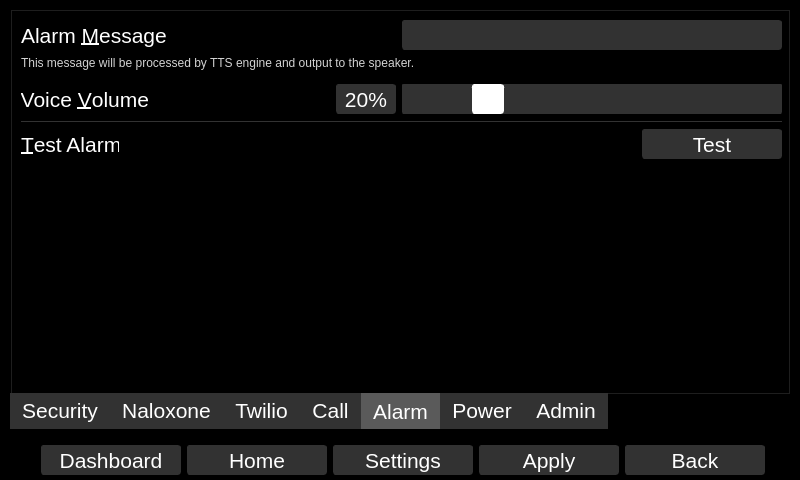
Above: qt_design/main_window.ui from zyl120/Naloxone_Safety_Kit before the change. Below: the same form after it.
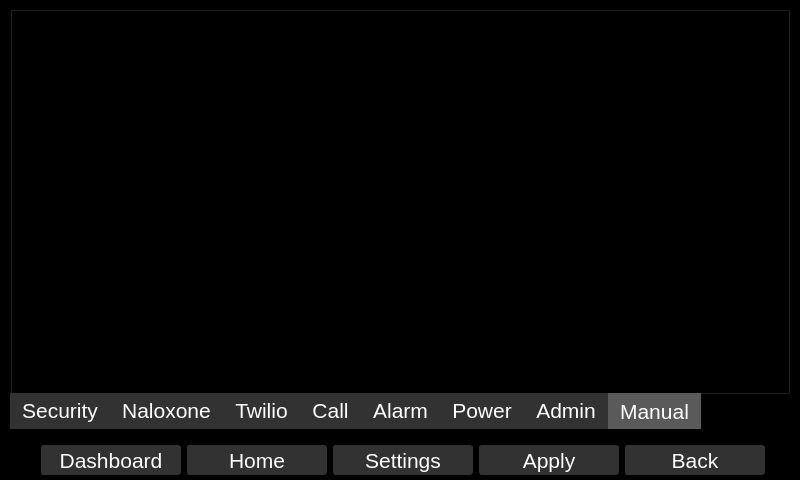
That is the form after the change.

Commit message: update layout for the manual

What changed in the file:
```diff
--- a/qt_design/main_window.ui
+++ b/qt_design/main_window.ui
@@ -1739,7 +1739,7 @@
           <enum>QTabWidget::Rounded</enum>
          </property>
          <property name="currentIndex">
-          <number>4</number>
+          <number>7</number>
          </property>
          <property name="iconSize">
           <size>
@@ -2913,7 +2913,7 @@
             <rect>
              <x>9</x>
              <y>9</y>
-             <width>761</width>
+             <width>751</width>
              <height>381</height>
             </rect>
            </property>
@@ -4621,6 +4621,49 @@
            </widget>
           </widget>
          </widget>
+         <widget class="QWidget" name="manual">
+          <attribute name="title">
+           <string>Manual</string>
+          </attribute>
+          <widget class="QTextEdit" name="manual_textedit">
+           <property name="geometry">
+            <rect>
+             <x>-1</x>
+             <y>-1</y>
+             <width>771</width>
+             <height>391</height>
+            </rect>
+           </property>
+           <property name="autoFillBackground">
+            <bool>false</bool>
+           </property>
+           <property name="styleSheet">
+            <string notr="true">QScrollBar {
+        background: rgb(50,50,50);
+        border-radius: 3px;
+        border-color:rgb(50,50,50);
+        width:15
+    }
+QScrollBar::handle:vertical
+    {
+        background-color: rgb(65,65,65);
+        border-radius: 3px;
+    }
+QScrollBar::add-line:vertical {
+      border: none;
+      background: none;
+}
+
+QScrollBar::sub-line:vertical {
+      border: none;
+      background: none;
+}</string>
+           </property>
+           <property name="readOnly">
+            <bool>true</bool>
+           </property>
+          </widget>
+         </widget>
         </widget>
        </item>
       </layout>
```
Left out of the diff: 30 changed lines with no effect on the pictures. The commit also changes 3 other files.
